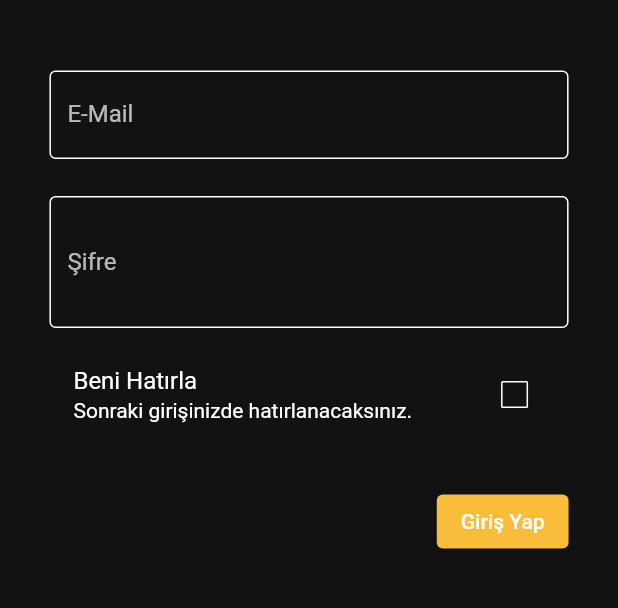
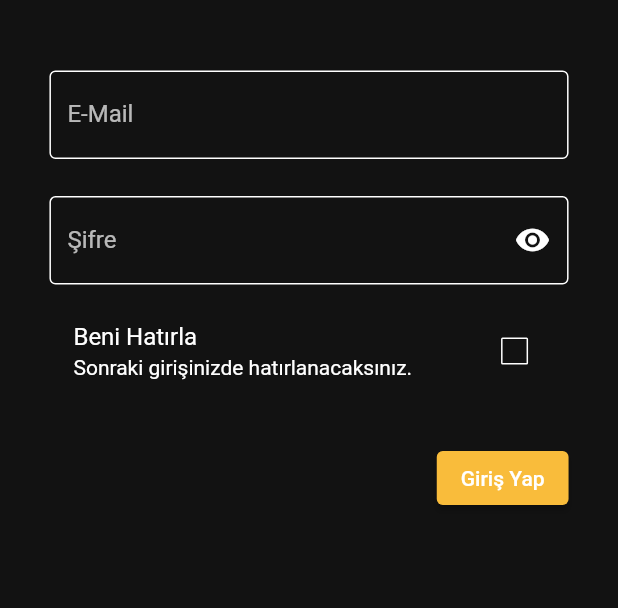
Before and after one commit to UKTQT/Product-Catalogue-Flutter, a Flutter app: the screen it shows after launch, on a phone screen of 412 x 824 dp, the part 606-1214 px from its top. Run offline on Flutter 3.47's test engine with Material 2 defaults, Android fonts, the phone set to English and light mode, and no system bars.

Commit message:
login view update

```diff
--- a/lib/feature/auth/login/view/login_view.dart
+++ b/lib/feature/auth/login/view/login_view.dart
@@ -106,13 +106,17 @@ class LoginView extends StatelessWidget {
                                 ),
                                 TextFormField(
                                   controller: _passwordController,
-                                  obscureText: true,
+                                  obscureText: context
+                                      .watch<LoginViewModel>()
+                                      .passwordVisiblility,
                                   validator: (value) {
                                     if (value == null || value.isEmpty) {
                                       return 'Şifre boş geçilemez.';
                                     } else if (value.length < 6 ||
                                         value.length > 20) {
                                       return 'Şifre 6 - 20 karakter olmalıdır.';
+                                    } else if (value.contains(' ')) {
+                                      return 'Boş karakter girilemez';
                                     }
                                     return null;
                                   },
@@ -121,16 +125,25 @@ class LoginView extends StatelessWidget {
                                     labelText: 'Şifre',
                                     labelStyle:
                                         TextStyle(color: Colors.white70),
-                                    /*  suffixIcon: Icon(
-                                      Icons.visibility,
+                                    suffixIcon: IconButton(
+                                      onPressed: () {
+                                        context
+                                            .read<LoginViewModel>()
+                                            .passVisibilityChange();
+                                      },
+                                      icon: context
+                                                  .watch<LoginViewModel>()
+                                                  .passwordVisiblility ==
+                                              true
+                                          ? Icon(
+                                              Icons.visibility,
+                                              color: Colors.white,
+                                            )
+                                          : Icon(
+                                              Icons.visibility_off,
+                                              color: Colors.white,
+                                            ),
                                     ),
-                                    suffixIconColor: Colors.white, */
-                                    suffix: IconButton(
-                                        onPressed: () {},
-                                        icon: Icon(
-                                          Icons.visibility,
-                                          color: Colors.white,
-                                        )),
                                     enabledBorder: OutlineInputBorder(
                                       borderSide: BorderSide(
                                           color: Colors.white, width: 1.0),
--- a/lib/feature/auth/login/viewModel/login_view_model.dart
+++ b/lib/feature/auth/login/viewModel/login_view_model.dart
@@ -4,7 +4,15 @@ import 'package:product_catalogue_flutter/feature/auth/login/service/login_servi
 class LoginViewModel extends ChangeNotifier {
   final LoginService _loginService = LoginService();
 
-  //Validation
+  //Form Items
+  bool _passwordVisiblility = true;
+  bool get passwordVisiblility => _passwordVisiblility;
+
+  void passVisibilityChange() {
+    _passwordVisiblility = !passwordVisiblility;
+    notifyListeners();
+  }
+
   bool _checkBoxValue = false;
   bool get checkBoxValue => _checkBoxValue;
 
```
